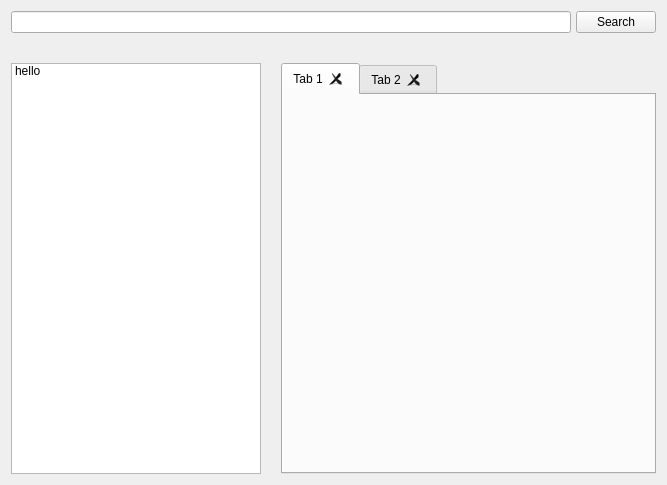
Above: widgetfavorite.ui from sangpham2710/CS163-Project before the change. Below: the same form after it.
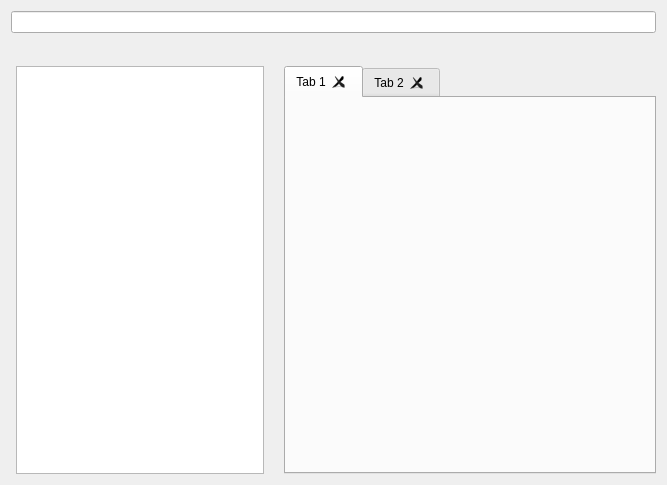
That is the form after the change.

Commit message: add search favorite

```diff
--- a/widgetfavorite.ui
+++ b/widgetfavorite.ui
@@ -27,13 +27,6 @@
        <item>
         <widget class="QLineEdit" name="lineEditSearchFavorite"/>
        </item>
-       <item>
-        <widget class="QPushButton" name="pushButtonSearchFavorite">
-         <property name="text">
-          <string>Search</string>
-         </property>
-        </widget>
-       </item>
       </layout>
      </item>
      <item>
@@ -41,14 +34,14 @@
        <property name="spacing">
         <number>20</number>
        </property>
+       <property name="leftMargin">
+        <number>5</number>
+       </property>
+       <property name="topMargin">
+        <number>3</number>
+       </property>
        <item>
-        <widget class="QListWidget" name="listWidgetFavoriteWord">
-         <item>
-          <property name="text">
-           <string>hello</string>
-          </property>
-         </item>
-        </widget>
+        <widget class="QListWidget" name="listWidgetFavoriteWord"/>
        </item>
        <item>
         <widget class="QTabWidget" name="tabWidgetFavoriteWord">
```
The commit also changes 2 other files.
